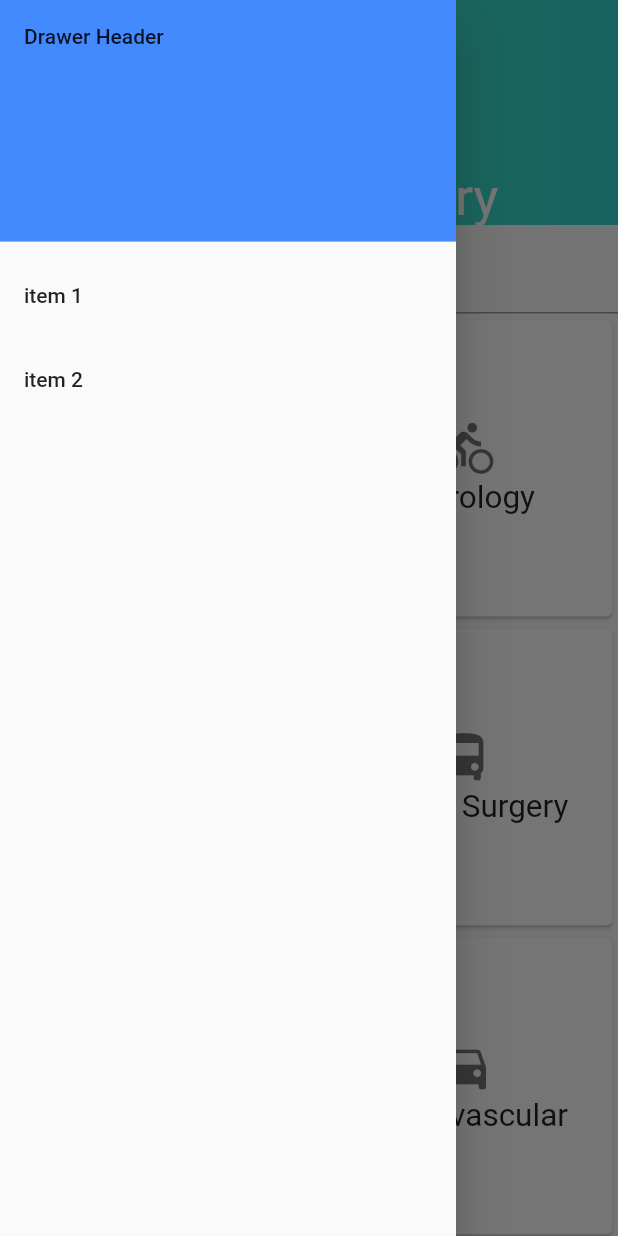
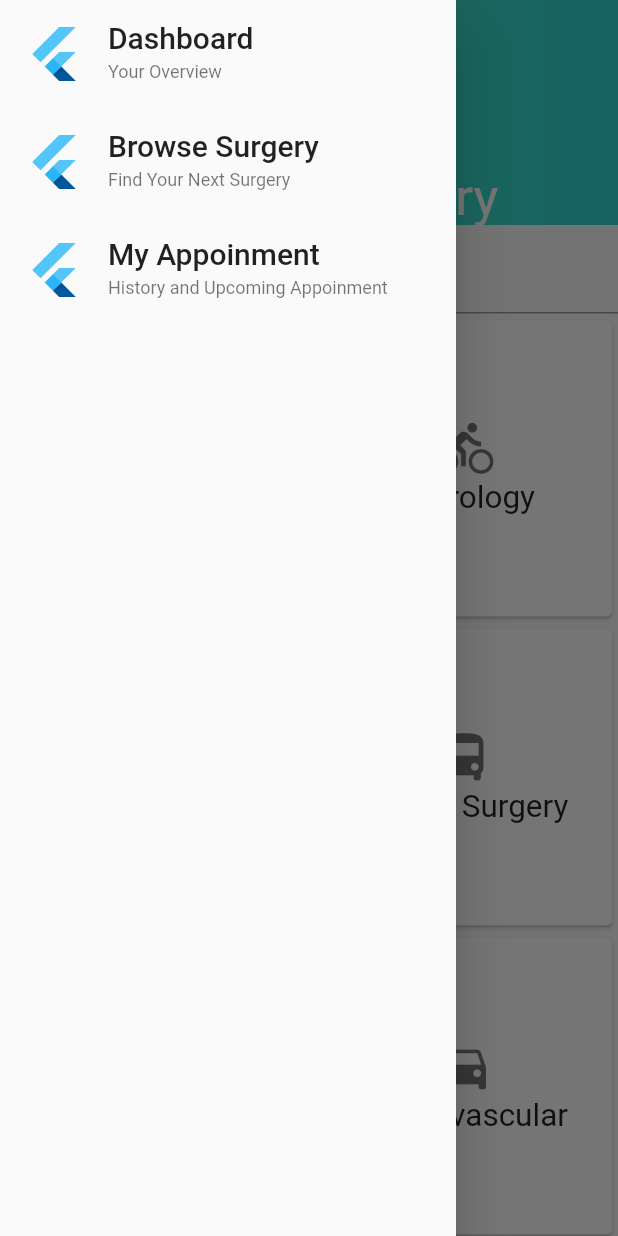
Before and after one commit to mohmahendra/medix, a Flutter app: the ListCategoriesPage screen opened directly, with the side drawer open, on a phone screen of 412 x 824 dp. Run offline on Flutter 3.47's test engine with Material 2 defaults, Android fonts, the phone set to English and light mode, and no system bars.

Commit message:
Implement Drawer Navigation for DashboardPage and ListCategoriesPage

```diff
--- a/lib/main.dart
+++ b/lib/main.dart
@@ -143,15 +143,31 @@ class _DashboardPageState extends State<DashboardPage> {
         child: ListView(
           padding: EdgeInsets.zero,
           children: <Widget>[
-            ListTile(
+            GestureDetector(
+              child: ListTile(
                 leading: FlutterLogo(size: 40),
                 title: Text("Dashboard", style: TextStyle(fontSize: 20),),
                 subtitle: Text("Your Overview", style: TextStyle(fontSize: 12),),
               ),
-            ListTile(
+              onTap: () {
+                Navigator.push(
+                    context,
+                    MaterialPageRoute(builder: (context) => DashboardPage())
+                );
+              }
+            ),
+            GestureDetector(
+              child: ListTile(
                 leading: FlutterLogo(size: 40),
                 title: Text("Browse Surgery", style: TextStyle(fontSize: 20),),
                 subtitle: Text("Find Your Next Surgery", style: TextStyle(fontSize: 12),),
+              ),
+              onTap: () {
+                Navigator.push(
+                  context,
+                  MaterialPageRoute(builder: (context) => ListCategoriesPage())
+                );
+              },
             ),
             ListTile(
               leading: FlutterLogo(size: 40),
@@ -207,23 +223,36 @@ class ListCategoriesPage extends StatelessWidget {
         child: ListView(
           padding: EdgeInsets.zero,
           children: <Widget>[
-            DrawerHeader(
-              child: Text('Drawer Header'),
-              decoration: BoxDecoration(
-                color: Colors.blueAccent
+            GestureDetector(
+                child: ListTile(
+                  leading: FlutterLogo(size: 40),
+                  title: Text("Dashboard", style: TextStyle(fontSize: 20),),
+                  subtitle: Text("Your Overview", style: TextStyle(fontSize: 12),),
                 ),
+                onTap: () {
+                  Navigator.push(
+                      context,
+                      MaterialPageRoute(builder: (context) => DashboardPage())
+                  );
+                }
             ),
-            ListTile(
-              title: Text('item 1'),
+            GestureDetector(
+              child: ListTile(
+                leading: FlutterLogo(size: 40),
+                title: Text("Browse Surgery", style: TextStyle(fontSize: 20),),
+                subtitle: Text("Find Your Next Surgery", style: TextStyle(fontSize: 12),),
+              ),
               onTap: () {
-
+                Navigator.push(
+                    context,
+                    MaterialPageRoute(builder: (context) => ListCategoriesPage())
+                );
               },
             ),
             ListTile(
-              title: Text('item 2'),
-              onTap: () {
-
-              },
+              leading: FlutterLogo(size: 40),
+              title: Text("My Appoinment", style: TextStyle(fontSize: 20),),
+              subtitle: Text("History and Upcoming Appoinment", style: TextStyle(fontSize: 12),),
             )
           ],
         ),
```
Lines whose indentation alone changed are shown as unchanged.
